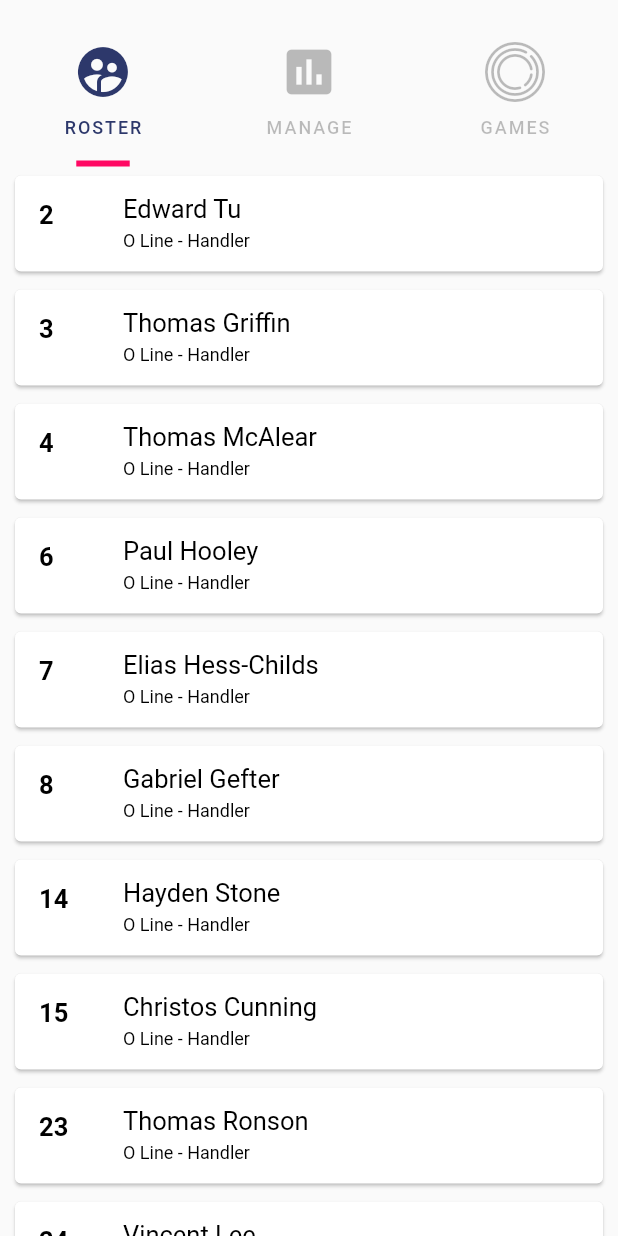
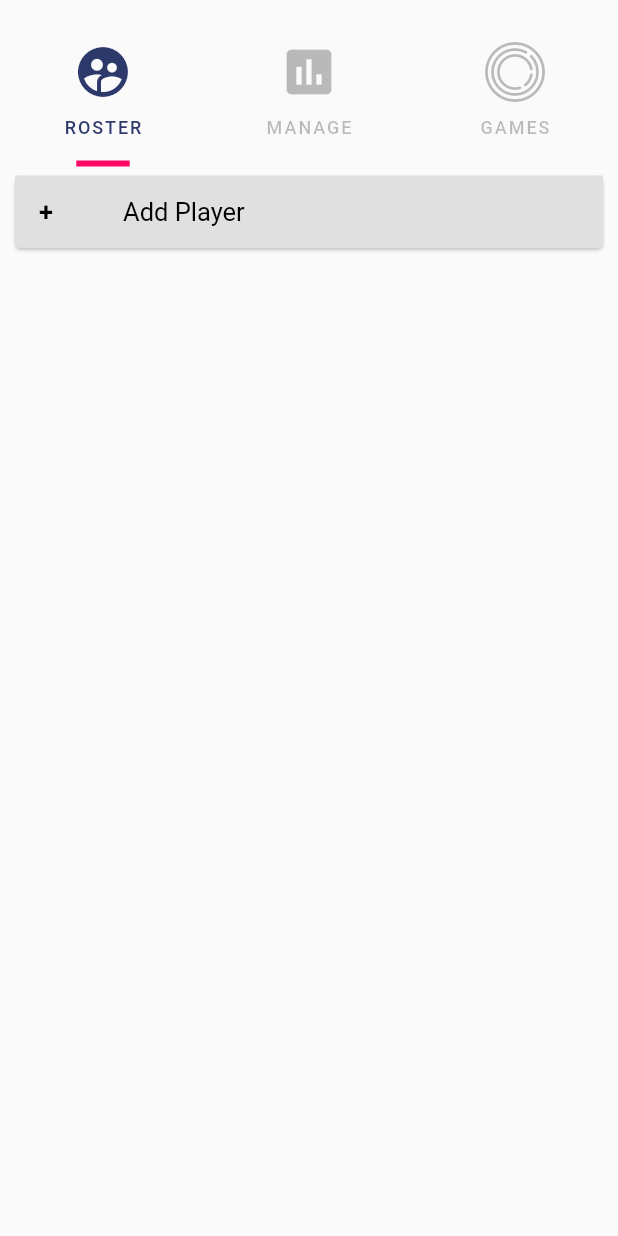
Before and after one commit to TuOfTimes/seven_otl, a Flutter app: the screen it shows after launch, on a phone screen of 412 x 824 dp. Run offline on Flutter 3.47's test engine with Material 2 defaults, Android fonts, the phone set to English and light mode, and no system bars; our stand-ins replace cloud_firestore; accounts and stored records are empty.

```diff
--- a/lib/screens/playerDetail.dart
+++ b/lib/screens/playerDetail.dart
@@ -1,9 +1,9 @@
-import 'package:seven_otl/model/player.dart';
+import 'package:cloud_firestore/cloud_firestore.dart';
 import 'package:flutter/material.dart';
 
 class PlayerDetailPage extends StatelessWidget {
-  final Player player;
-  PlayerDetailPage({Key key, this.player}) : super(key: key);
+  final DocumentSnapshot document;
+  PlayerDetailPage({Key key, this.document}) : super(key: key);
   @override
   Widget build(BuildContext context) {
     final button = PopupMenuButton<Options>(
@@ -55,7 +55,7 @@ class PlayerDetailPage extends StatelessWidget {
                         ])),
                 SizedBox(height: 60.0),
                 Text(
-                  player.number,
+                  document['number'].toString(),
                   style: TextStyle(
                     fontSize: 30.0,
                     fontWeight: FontWeight.bold,
@@ -63,7 +63,7 @@ class PlayerDetailPage extends StatelessWidget {
                 ),
                 SizedBox(height: 15.0),
                 Text(
-                  player.firstName + " " + player.lastName,
+                  document['name'],
                   style: TextStyle(
                     fontSize: 30.0,
                     fontWeight: FontWeight.bold,
@@ -71,12 +71,7 @@ class PlayerDetailPage extends StatelessWidget {
                 ),
                 SizedBox(height: 15.0),
                 Text(
-                  player.getLine() + " " + player.getPosition(),
-                  style: TextStyle(fontSize: 17.0),
-                ),
-                SizedBox(height: 15.0),
-                Text(
-                  player.getPod(),
+                  document['line'] + " " + document['position'],
                   style: TextStyle(fontSize: 17.0),
                 ),
               ],
--- a/lib/screens/playerList.dart
+++ b/lib/screens/playerList.dart
@@ -22,21 +22,18 @@ class ListPage extends StatefulWidget {
 }
 
 class _ListPageState extends State<ListPage> {
-  List players;
-
   @override
   void initState() {
-    players = getPlayers();
     super.initState();
   }
 
   @override
   Widget build(BuildContext context) {
-    ListTile makeListTile(Player player) => ListTile(
+    ListTile makeListTile(DocumentSnapshot document) => ListTile(
         // use this to specify win (W) or loss (L)
 
         leading: Container(
-          child: Text(player.number,
+          child: Text(document['number'].toString(),
               style: TextStyle(
                   color: Colors.black,
                   fontWeight: FontWeight.bold,
@@ -45,7 +42,7 @@ class _ListPageState extends State<ListPage> {
 
         // title should specify score
         title: Text(
-          player.firstName + " " + player.lastName,
+          document['name'],
           style: TextStyle(color: Colors.black, fontSize: 17),
         ),
         // subtitle: Text("Intermediate", style: TextStyle(color: Colors.white)),
@@ -54,7 +51,7 @@ class _ListPageState extends State<ListPage> {
           children: <Widget>[
             Expanded(
                 flex: 4,
-                child: Text(player.getLine() + " - " + player.getPosition(),
+                child: Text(document['line'] + " - " + document['position'],
                     style: TextStyle(color: Colors.black))),
           ],
         ),
@@ -63,17 +60,17 @@ class _ListPageState extends State<ListPage> {
               context,
               MaterialPageRoute(
                   builder: (context) => PlayerDetailPage(
-                        player: player,
+                        document: document,
                       )));
         },
         dense: true);
 
-    Card makeCard(Player player) => Card(
+    Card makeCard(BuildContext context, DocumentSnapshot document) => Card(
           elevation: 1,
           margin: new EdgeInsets.symmetric(horizontal: 10.0, vertical: 6.0),
           child: Container(
               decoration: BoxDecoration(color: Colors.transparent),
-              child: makeListTile(player)),
+              child: makeListTile(document)),
         );
 
     Card makeNewPlayerCard() => Card(
@@ -113,148 +110,22 @@ class _ListPageState extends State<ListPage> {
 
     final makeBody = Container(
         alignment: Alignment(0, -1),
-      child: ListView.builder(
+        child: StreamBuilder(
+            stream: Firestore.instance.collection('players').snapshots(),
+            builder: (context, snapshot) {
+              if (!snapshot.hasData) return const Text('Loading...');
+              return ListView.builder(
                 scrollDirection: Axis.vertical,
                 shrinkWrap: true,
-        itemCount: players.length + 1,
+                itemCount: snapshot.data.documents.length + 1,
                 itemBuilder: (BuildContext context, int index) {
-          if (index < players.length) return makeCard(players[index]);
+                  if (index < snapshot.data.documents.length)
+                    return makeCard(context, snapshot.data.documents[index]);
                   return makeNewPlayerCard();
                 },
-      ),
               );
+            }));
 
     return makeBody;
   }
 }
-
-List getPlayers() {
-  return [
-    Player(
-        line: Line.offense,
-        position: Position.handler,
-        firstName: "Edward",
-        lastName: "Tu",
-        number: "2"),
-    Player(
-        line: Line.offense,
-        position: Position.handler,
-        firstName: "Thomas",
-        lastName: "Griffin",
-        number: "3"),
-    Player(
-        line: Line.offense,
-        position: Position.handler,
-        firstName: "Thomas",
-        lastName: "McAlear",
-        number: "4"),
-    Player(
-        line: Line.offense,
-        position: Position.handler,
-        firstName: "Paul",
-        lastName: "Hooley",
-        number: "6"),
-    Player(
-        line: Line.offense,
-        position: Position.handler,
-        firstName: "Elias",
-        lastName: "Hess-Childs",
-        number: "7"),
-    Player(
-        line: Line.offense,
-        position: Position.handler,
-        firstName: "Gabriel",
-        lastName: "Gefter",
-        number: "8"),
-    Player(
-        line: Line.offense,
-        position: Position.handler,
-        firstName: "Hayden",
-        lastName: "Stone",
-        number: "14"),
-    Player(
-        line: Line.offense,
-        position: Position.handler,
-        firstName: "Christos",
-        lastName: "Cunning",
-        number: "15"),
-    Player(
-        line: Line.offense,
-        position: Position.handler,
-        firstName: "Thomas",
-        lastName: "Ronson",
-        number: "23"),
-    Player(
-        line: Line.offense,
-        position: Position.handler,
-        firstName: "Vincent",
-        lastName: "Lee",
-        number: "24"),
-    Player(
-        line: Line.offense,
-        position: Position.handler,
-        firstName: "Thomas",
-        lastName: "Wright",
-        number: "26"),
-    Player(
-        line: Line.offense,
-        position: Position.handler,
-        firstName: "Jack",
-        lastName: "Eagles",
-        number: "27"),
-    Player(
-        line: Line.offense,
-        position: Position.handler,
-        firstName: "Jordan",
-        lastName: "Faries",
-        number: "28"),
-    Player(
-        line: Line.offense,
-        position: Position.handler,
-        firstName: "Brenden",
-        lastName: "Kadota",
-        number: "33"),
-    Player(
-        line: Line.offense,
-        position: Position.handler,
-        firstName: "Calvin",
-        lastName: "Coulbury",
-        number: "37"),
-    Player(
-        line: Line.offense,
-        position: Position.handler,
-        firstName: "Christophe",
-        lastName: "Tremblay-Joncas",
-        number: "44"),
-    Player(
-        line: Line.offense,
-        position: Position.handler,
-        firstName: "Albert",
-        lastName: "Kragl",
-        number: "47"),
-    Player(
-        line: Line.offense,
-        position: Position.handler,
-        firstName: "Angus",
-        lastName: "Boswell",
-        number: "50"),
-    Player(
-        line: Line.offense,
-        position: Position.handler,
-        firstName: "Adam",
-        lastName: "Gosselin",
-        number: "50"),
-    Player(
-        line: Line.offense,
-        position: Position.handler,
-        firstName: "Elliot",
-        lastName: "Wong",
-        number: "60"),
-    Player(
-        line: Line.offense,
-        position: Position.handler,
-        firstName: "Timmy",
-        lastName: "Woo",
-        number: "71"),
-  ];
-}
```
Also changed, not shown: 6 other files. Lines whose indentation alone changed are shown as unchanged.
